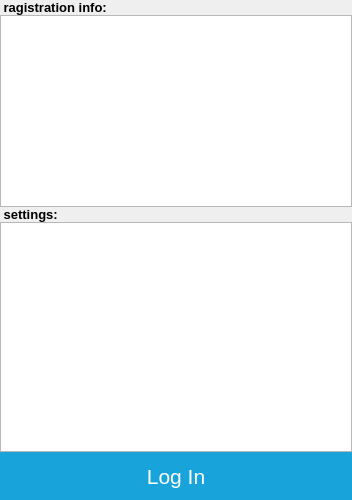
Above: logindialog.ui from mobius-software-ltd/iotbroker.cloud-cpp-client before the change. Below: the same form after it.
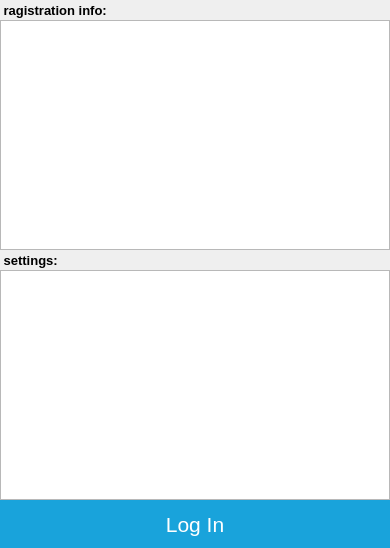
That is the form after the change. Custom widgets are drawn as their Qt base class.

Patch:
```diff
--- a/logindialog.ui
+++ b/logindialog.ui
@@ -6,8 +6,8 @@
    <rect>
     <x>0</x>
     <y>0</y>
-    <width>352</width>
-    <height>480</height>
+    <width>390</width>
+    <height>548</height>
    </rect>
   </property>
   <property name="windowTitle">
@@ -31,6 +31,18 @@
    </property>
    <item row="0" column="0">
     <widget class="QLabel" name="label">
+     <property name="minimumSize">
+      <size>
+       <width>0</width>
+       <height>20</height>
+      </size>
+     </property>
+     <property name="maximumSize">
+      <size>
+       <width>16777215</width>
+       <height>20</height>
+      </size>
+     </property>
      <property name="styleSheet">
       <string notr="true">font-size:10pt; 
 font-weight:700;</string>
@@ -48,13 +60,13 @@
      <property name="minimumSize">
       <size>
        <width>0</width>
-       <height>192</height>
+       <height>230</height>
       </size>
      </property>
      <property name="maximumSize">
       <size>
        <width>16777215</width>
-       <height>192</height>
+       <height>230</height>
       </size>
      </property>
      <property name="focusPolicy">
@@ -66,10 +78,34 @@
      <property name="selectionMode">
       <enum>QAbstractItemView::NoSelection</enum>
      </property>
+     <property name="flow">
+      <enum>QListView::TopToBottom</enum>
+     </property>
+     <property name="layoutMode">
+      <enum>QListView::SinglePass</enum>
+     </property>
+     <property name="batchSize">
+      <number>100</number>
+     </property>
+     <property name="currentRow">
+      <number>-1</number>
+     </property>
     </widget>
    </item>
    <item row="2" column="0">
     <widget class="QLabel" name="label_2">
+     <property name="minimumSize">
+      <size>
+       <width>0</width>
+       <height>20</height>
+      </size>
+     </property>
+     <property name="maximumSize">
+      <size>
+       <width>16777215</width>
+       <height>20</height>
+      </size>
+     </property>
      <property name="styleSheet">
       <string notr="true">font-size:10pt; 
 font-weight:700;</string>
```
